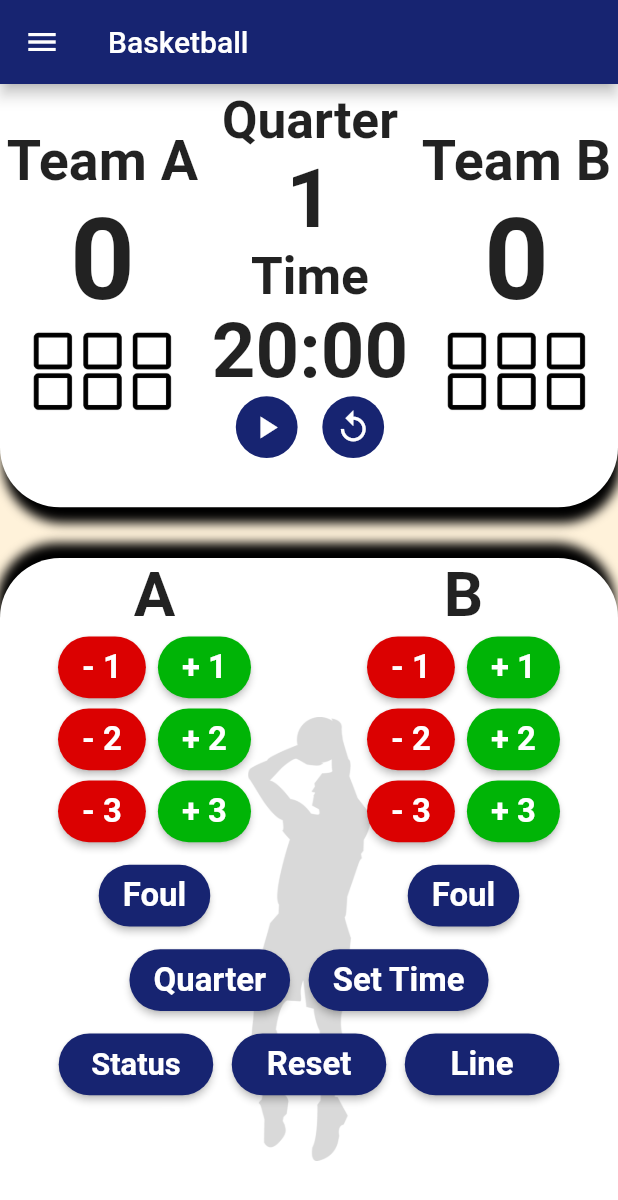
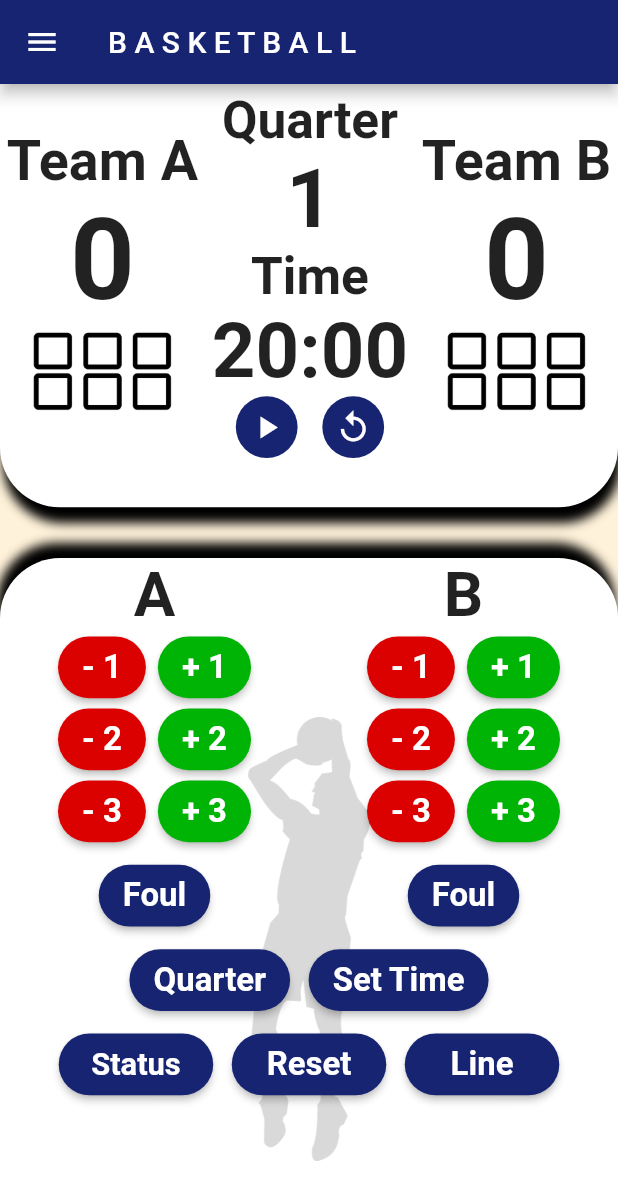
Before and after one commit to Methapon2001/rmutl-scoreboard, a Flutter app: the BadmintonPage screen opened directly, in the side drawer, after a tap on "Basketball", on a phone screen of 412 x 824 dp. Shown: the top 1200 px of the screen. Run offline on Flutter 3.47's test engine with Material 2 defaults, Android fonts, the light colour scheme and no system bars; our stand-ins replace fluttertoast, quickalert, sizer.

Commit message:
adjustsmall page

```diff
--- a/lib/views/badminton.dart
+++ b/lib/views/badminton.dart
@@ -26,11 +26,12 @@ class _BadmintonPageState extends State<BadmintonPage> {
   @override
   Widget build(BuildContext context) {
     return Scaffold(
-      appBar: Titlebar().appBar("Badminton"),
+      appBar: Titlebar().appBar("B A D M I N T O N"),
       drawer: const MenuDrawer(index: 5),
+      backgroundColor: MyBackgroundColor,
       body: SingleChildScrollView(
-        child: Container(
-          color: const Color.fromARGB(255, 255, 242, 218),
+        physics: const NeverScrollableScrollPhysics(),
+        child: SizedBox(
           width: MediaQuery.of(context).size.width,
           height: MediaQuery.of(context).size.height,
           child: Column(
@@ -71,7 +72,7 @@ class _BadmintonPageState extends State<BadmintonPage> {
                             ),
                             Column(
                               children: <Widget>[
-                                Text("Quarter",
+                                Text("Set",
                                     style: TextStyle(
                                         fontSize: 25.sp,
                                         fontWeight: FontWeight.bold)),
@@ -177,7 +178,7 @@ class _BadmintonPageState extends State<BadmintonPage> {
                             ),
                           ],
                         ),
-                        const ButtonQuarter(sport: 5),
+                        const ButtonQuarter(sport: 5,name: 'Set',),
                         SizedBox(
                           height: 1.h,
                         ),
--- a/lib/views/basketball.dart
+++ b/lib/views/basketball.dart
@@ -26,12 +26,12 @@ class _BasketballPageState extends State<BasketballPage> {
   @override
   Widget build(BuildContext context) {
     return Scaffold(
-        appBar: Titlebar().appBar("Basketball"),
+        appBar: Titlebar().appBar("B A S K E T B A L L"),
         drawer: const MenuDrawer(index: 1),
+        backgroundColor: MyBackgroundColor,
         body: SingleChildScrollView(
           physics: const NeverScrollableScrollPhysics(),
-          child: Container(
-            color: const Color.fromARGB(255, 255, 242, 218),
+          child: SizedBox(
             width: MediaQuery.of(context).size.width,
             height: MediaQuery.of(context).size.height,
             child: Column(
@@ -218,7 +218,7 @@ class _BasketballPageState extends State<BasketballPage> {
                         Row(
                           mainAxisAlignment: MainAxisAlignment.center,
                           children: <Widget>[
-                            const ButtonQuarter(sport: 1),
+                            const ButtonQuarter(sport: 1,name: 'Quarter',),
                             SizedBox(
                               width: 3.w,
                             ),
--- a/lib/widgets/bar.dart
+++ b/lib/widgets/bar.dart
@@ -8,3 +8,5 @@ class Titlebar {
     );
   }
 }
+
+var MyBackgroundColor = const Color.fromARGB(255, 255, 242, 218);
```
Also changed, not shown: lib/views/futsal.dart (+5 -4 lines), lib/views/soccer.dart (+5 -4 lines), lib/views/tabletennis.dart (+10 -9 lines).
